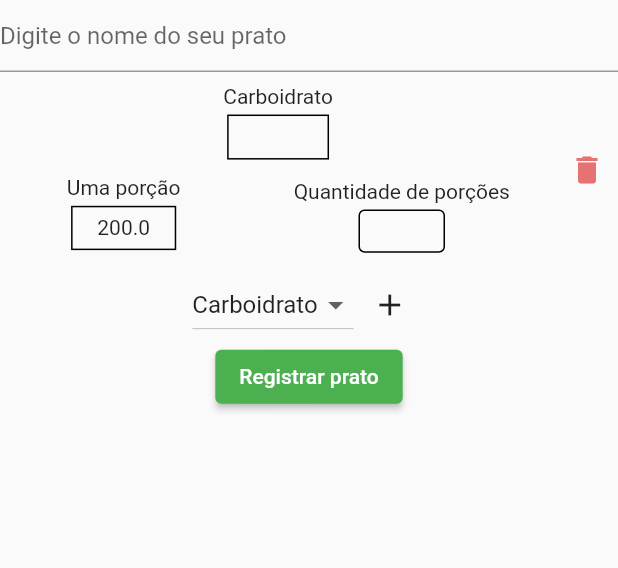
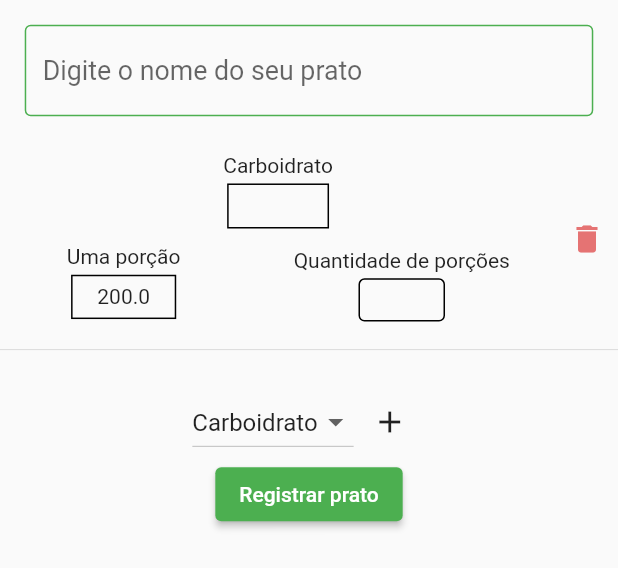
Before and after one commit to zizima100/PerfectPlate, a Flutter app: the PlateInsertionWidget widget shown alone on an empty page, opened directly with empty values, after a tap on the "add" icon, on a phone screen of 412 x 824 dp. Shown: the top 568 px of the screen. Run offline on Flutter 3.47's test engine with Material 2 defaults, Android fonts, the phone set to English and light mode, and no system bars; our stand-ins replace bloc, equatable, flutter_bloc, sizer; network calls fail.

Commit message:
stylize plate name textfield

```diff
--- /dev/null
+++ b/mobile/perfectplate/lib/core/exceptions/plates_exceptions.dart
@@ -0,0 +1,4 @@
+import 'package:flutter/cupertino.dart';
+
+@immutable
+class RequestException implements Exception {}
--- a/mobile/perfectplate/lib/presentation/screens/home/widgets/plate_insertion.dart
+++ b/mobile/perfectplate/lib/presentation/screens/home/widgets/plate_insertion.dart
@@ -1,4 +1,5 @@
 import 'package:flutter/material.dart';
+import 'package:flutter/services.dart';
 import 'package:flutter_bloc/flutter_bloc.dart';
 import 'package:perfectplate/core/utils/plate_utils.dart';
 import 'package:sizer/sizer.dart';
@@ -46,12 +47,28 @@ class _PlateInsertionWidgetState extends State<PlateInsertionWidget> {
       controller: _scrollController,
       child: Column(
         children: [
-          TextField(
+          Padding(
+            padding: EdgeInsets.all(2.h),
+            child: TextField(
+              style: TextStyle(
+                fontSize: 13.sp,
+              ),
               controller: _placeNameController,
-            decoration: InputDecoration(hintText: 'Digite o nome do seu prato'),
+              decoration: InputDecoration(
+                hintText: 'Digite o nome do seu prato',
+                border: InputBorder.none,
+                counterText: '',
+                enabledBorder: OutlineInputBorder(
+                  borderSide: BorderSide(width: 1, color: Theme.of(context).colorScheme.primary),
+                ),
+                focusedBorder: OutlineInputBorder(
+                  borderSide: BorderSide(width: 1, color: Theme.of(context).colorScheme.primary),
+                ),
+              ),
               onChanged: (value) {
                 _plateName = value;
               },
+            ),
           ),
           Column(
             children: [
@@ -79,7 +96,7 @@ class _PlateInsertionWidgetState extends State<PlateInsertionWidget> {
               ),
               IconButton(
                 onPressed: () async {
-                  _scrollController.animateTo(
+                  await _scrollController.animateTo(
                     _scrollController.position.maxScrollExtent,
                     duration: Duration(seconds: 1),
                     curve: Curves.fastOutSlowIn,
@@ -169,7 +186,9 @@ class _IngredientWidgetState extends State<IngredientWidget> {
   Widget build(BuildContext context) {
     return Padding(
       padding: EdgeInsets.symmetric(vertical: 1.h),
-      child: Row(
+      child: Column(
+        children: [
+          Row(
             children: [
               Flexible(
                 flex: 9,
@@ -252,8 +271,10 @@ class _IngredientWidgetState extends State<IngredientWidget> {
                                   constraints: BoxConstraints(
                                     maxHeight: 3.5.h,
                                     maxWidth: 14.w,
-                                )),
+                                  ),
+                                ),
                                 textAlign: TextAlign.center,
+                                inputFormatters: [FilteringTextInputFormatter.allow(RegExp(r'[0-9]'))],
                                 keyboardType: TextInputType.number,
                                 onChanged: (value) =>
                                     widget.onNumberOfPortionsChanged(value),
@@ -275,7 +296,13 @@ class _IngredientWidgetState extends State<IngredientWidget> {
                   ),
                   onPressed: () => widget.onDeleteTap(),
                 ),
-          )
+              ),
+            ],
+          ),
+          Padding(
+            padding: EdgeInsets.symmetric(vertical: 1.h),
+            child: Divider(),
+          ),
         ],
       ),
     );
```
Also changed, not shown: mobile/perfectplate/lib/presentation/utils/widgets/snackbar_utils.dart (added, +21 -0 lines). Lines whose indentation alone changed are shown as unchanged.
